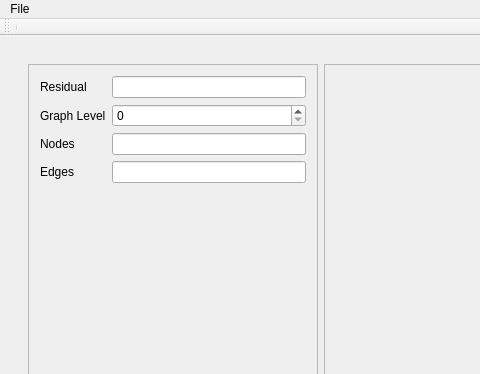
This is src/QtMain/AnimeshMainWindow.ui in jimbok8/Animesh as Qt 5 draws it before an edit; both pictures show x 0 to 480 and y 0 to 374 of the 1166 by 713 pixel window. The edited form follows.
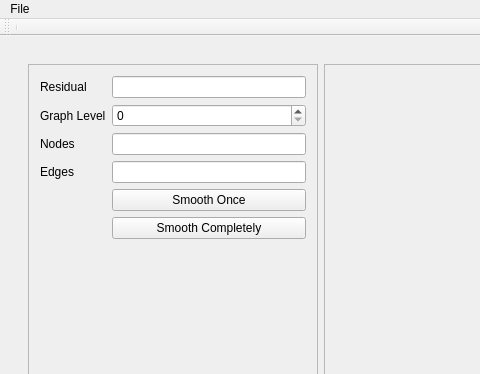
This is the edited form. Custom widgets are drawn as their Qt base class.

Commit message: REFACTOR: Have side bar in QtAnimesh

Patch:
```diff
--- a/src/QtMain/AnimeshMainWindow.ui
+++ b/src/QtMain/AnimeshMainWindow.ui
@@ -124,6 +124,20 @@
           </property>
          </widget>
         </item>
+        <item row="6" column="1">
+         <widget class="QPushButton" name="btnSmoothCompletely">
+          <property name="text">
+           <string>Smooth Completely</string>
+          </property>
+         </widget>
+        </item>
+        <item row="5" column="1">
+         <widget class="QPushButton" name="btnSmoothOnce">
+          <property name="text">
+           <string>Smooth Once</string>
+          </property>
+         </widget>
+        </item>
        </layout>
       </widget>
      </item>
@@ -152,8 +166,8 @@
          <rect>
           <x>10</x>
           <y>10</y>
-          <width>500</width>
-          <height>400</height>
+          <width>781</width>
+          <height>581</height>
          </rect>
         </property>
         <property name="sizePolicy">
```
The commit also changes 6 other files.
